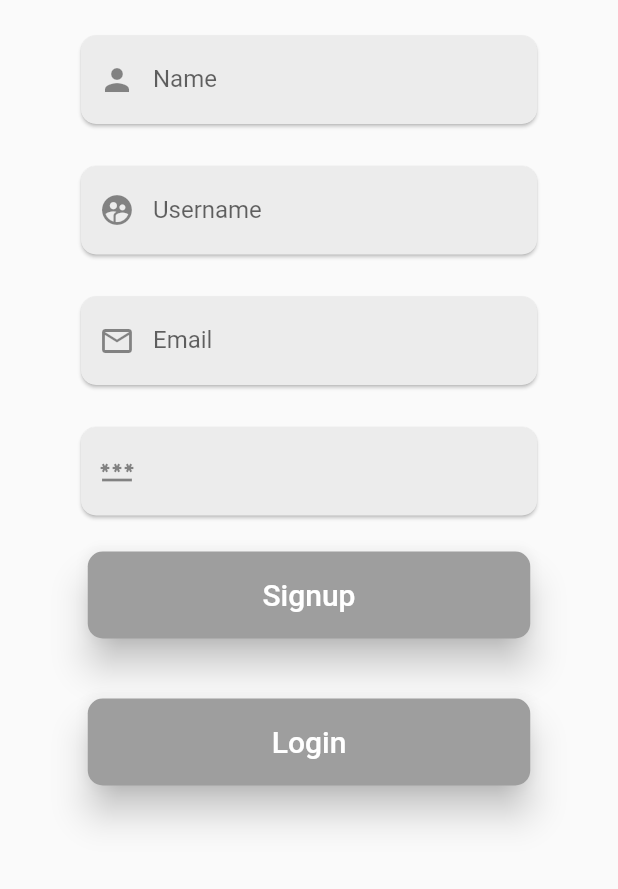
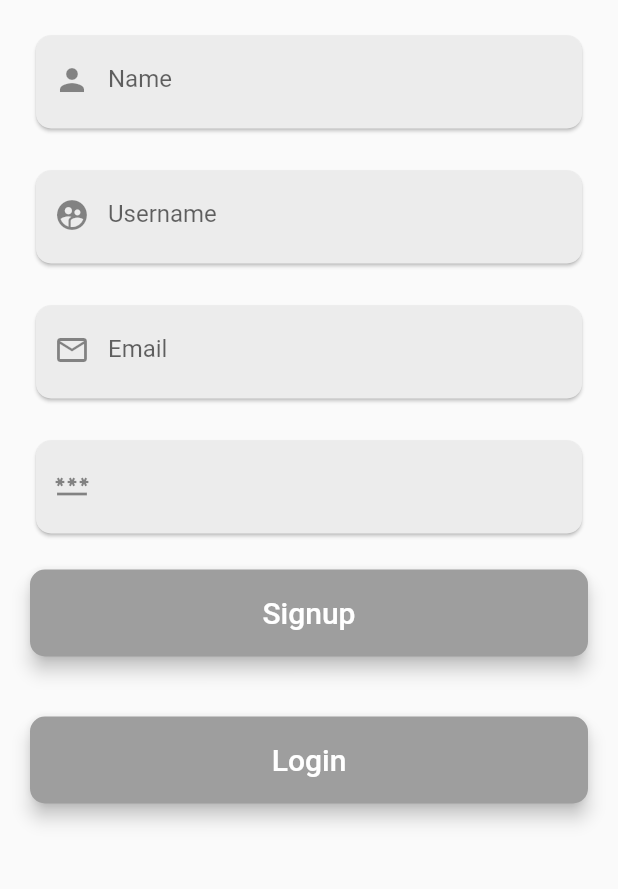
Before and after one commit to hashamnadeem21/Firebase-Auth-with-Getx-Using-MVC, a Flutter app: the SignUp screen opened directly, on a phone screen of 412 x 824 dp, the part 206-1095 px from its top. Run offline on Flutter 3.47's test engine with Material 2 defaults, Android fonts, the phone set to English and light mode, and no system bars; our stand-ins replace cloud_firestore, firebase_auth, firebase_core, flutter_svg, get; accounts and stored records are empty; network calls fail.

Commit message:
make screen customizable and presentable with attractive colors.

```diff
--- a/lib/auth_screens/login_screen.dart
+++ b/lib/auth_screens/login_screen.dart
@@ -8,6 +8,7 @@ import 'package:signuploginfirebase/utils/color_constants.dart';
 import 'package:signuploginfirebase/utils/image_constants.dart';
 import 'package:signuploginfirebase/widgets/buttons.dart';
 
+import '../widgets/dividers.dart';
 import '../widgets/signup_textbutton.dart';
 
 // LoginPage is a StatelessWidget that displays a login form and buttons to login or navigate to the signup page.
@@ -27,7 +28,7 @@ class LoginPage extends StatelessWidget {
 // AppBar with title "Login"
         child: Padding(
 // Padding for the entire column
-      padding: const EdgeInsets.all(20),
+      padding: const EdgeInsets.all(40),
       child: Column(
 // Align the children of the column to the center
         mainAxisAlignment: MainAxisAlignment.center,
@@ -55,7 +56,7 @@ class LoginPage extends StatelessWidget {
                     .Login(email.text.toString(), password.text.toString());
               }),
 
-
+          const Dividers(),
 // Signup button that navigates to the SignUp page
           SignUpText(function: () {
             Get.to(SignUp());
--- a/lib/auth_screens/signup_screen.dart
+++ b/lib/auth_screens/signup_screen.dart
@@ -102,8 +102,9 @@ class CustomTextField extends StatelessWidget {
         const SizedBox(
           height: 20,
         ),
-        Padding(
-          padding: const EdgeInsets.fromLTRB(30, 0, 30, 0),
+        SizedBox(
+          width: Get.width*100,
+          height: 70,
           child: Card(
             shape:
                 RoundedRectangleBorder(borderRadius: BorderRadius.circular(10)),
--- a/lib/widgets/buttons.dart
+++ b/lib/widgets/buttons.dart
@@ -1,4 +1,6 @@
 import 'package:flutter/material.dart';
+import 'package:get/get.dart';
+import 'package:get/get_core/src/get_main.dart';
 
 class Custom_Button extends StatelessWidget {
   Custom_Button(
@@ -23,11 +25,11 @@ class Custom_Button extends StatelessWidget {
         ElevatedButton(
             style: ElevatedButton.styleFrom(
               backgroundColor: backgroundcolor,
-              minimumSize: const Size(295, 58),
-              maximumSize: const Size(295, 58),
+              minimumSize : Size(Get.width*200, 58),
+              maximumSize:  Size(Get.width*200, 58),
               shape: const RoundedRectangleBorder(
                   borderRadius: BorderRadius.all(Radius.circular(10))),
-              elevation: 10,
+              elevation: 5,
             ),
             onPressed: function,
             child: Text(
```
Also changed, not shown: lib/auth_screens/home_screen.dart (+14 -7 lines), lib/auth_screens/mainlogin_screen.dart (added, +34 -0 lines), lib/widgets/dividers.dart (added, +17 -0 lines), lib/widgets/logo.dart (added, +20 -0 lines), lib/widgets/signup_textbutton.dart (added, +42 -0 lines), images/DashboardPic.png (added), images/LoginScreen.svg (added).
